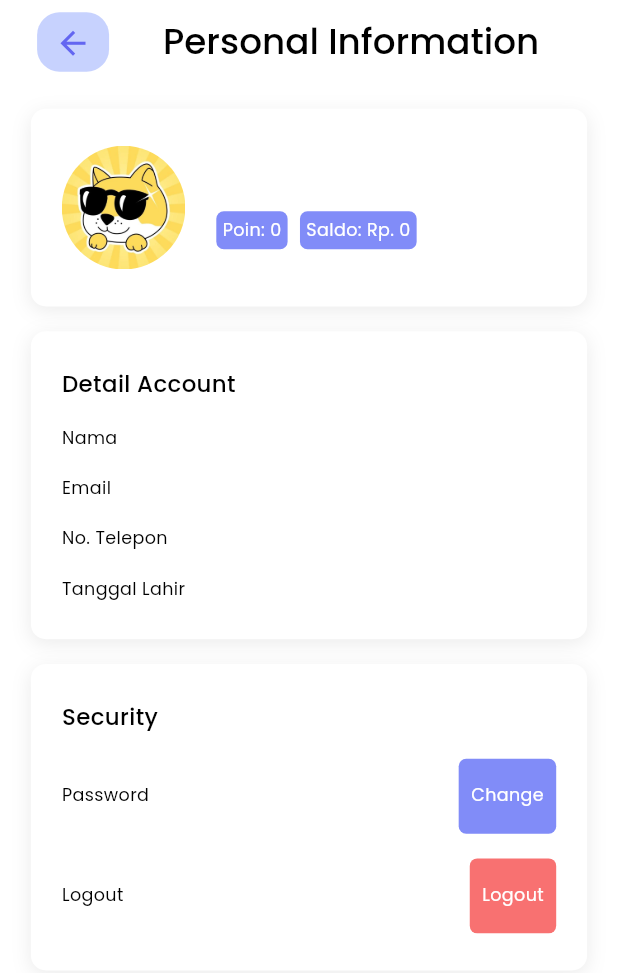
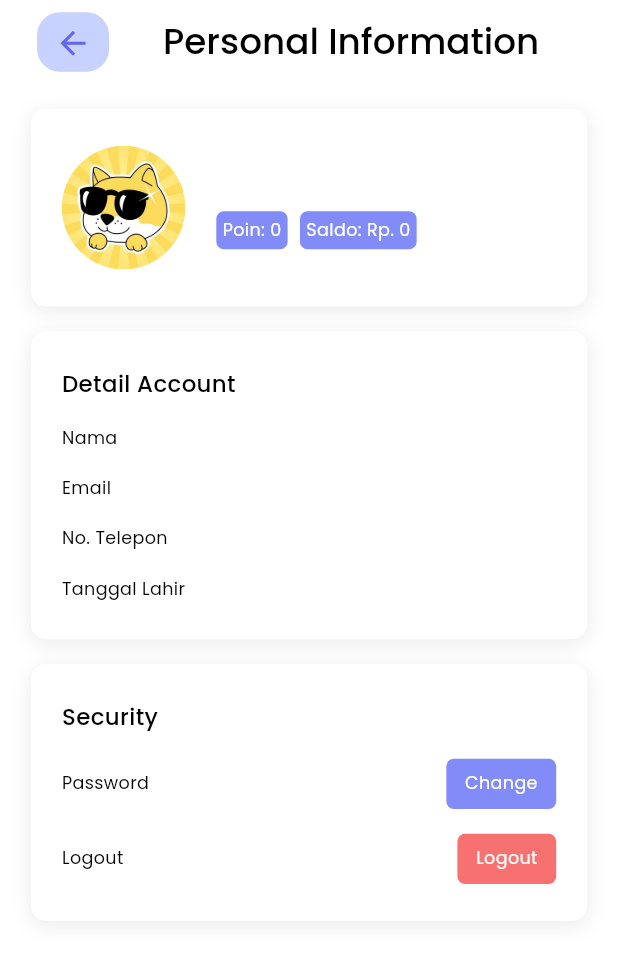
Before and after one commit to siwakasen/mobile_p3l, a Flutter app: the PersonalInformationScreen screen opened by its route, on a phone screen of 412 x 824 dp. Shown: the top 973 px of the screen. Run offline on Flutter 3.47's test engine with Material 3 defaults, Android fonts, the phone set to English and light mode, and no system bars; our stand-ins replace dio, email_validator, font_awesome_flutter, page_transition, responsive_sizer, salomon_bottom_bar and 2 more; accounts and stored records are empty; network calls fail.

Commit message:
chore: Update user home screen and logout functionality

```diff
--- a/lib/src/presentation/pages/home/buttom_navbar.dart
+++ b/lib/src/presentation/pages/home/buttom_navbar.dart
@@ -40,7 +40,7 @@ class _DashboardState extends State<Dashboard> {
 
   List<Widget> userScreen = [
     const UserHomeScreen(),
-    const MOHomeScreen(),
+    const UserHomeScreen(),
     const UserProfileScreen(),
   ];
 
--- a/lib/src/presentation/pages/profile/screens/personal_information_screen.dart
+++ b/lib/src/presentation/pages/profile/screens/personal_information_screen.dart
@@ -373,7 +373,7 @@ class _PersonalInformationScreenState extends State<PersonalInformationScreen> {
                           }
                         },
                         child: Container(
-                          padding: EdgeInsets.symmetric(horizontal: 2.w, vertical: 2.h),
+                          padding: EdgeInsets.symmetric(horizontal: 3.w, vertical: 1.h),
                           decoration: BoxDecoration(
                             color: indigo[400],
                             shape: BoxShape.rectangle,
@@ -412,7 +412,7 @@ class _PersonalInformationScreenState extends State<PersonalInformationScreen> {
                               '/auth/signin', (route) => false);
                         },
                         child: Container(
-                          padding: EdgeInsets.symmetric(horizontal: 2.w, vertical: 2.h),
+                          padding: EdgeInsets.symmetric(horizontal: 3.w, vertical: 1.h),
                           decoration: BoxDecoration(
                             color: red[400],
                             shape: BoxShape.rectangle,
```
Also changed, not shown: lib/src/presentation/pages/home/screens/user_home_screen.dart (+7 -2 lines), lib/src/presentation/pages/profile/screens/order_history_screen.dart (+13 -10 lines).
